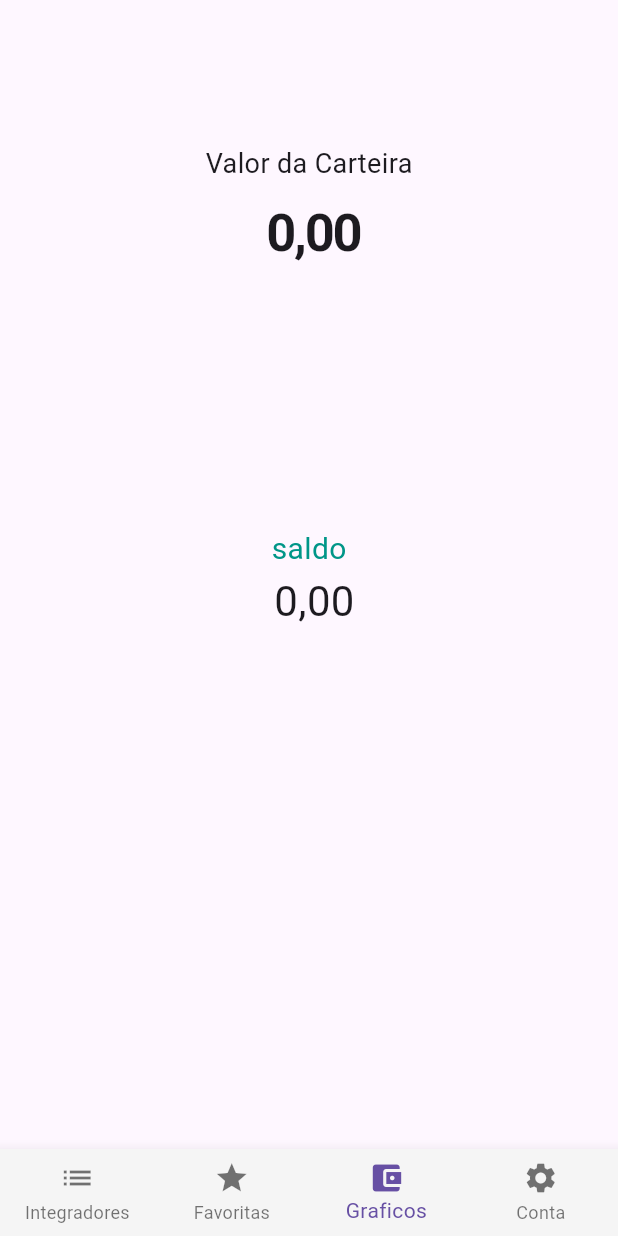
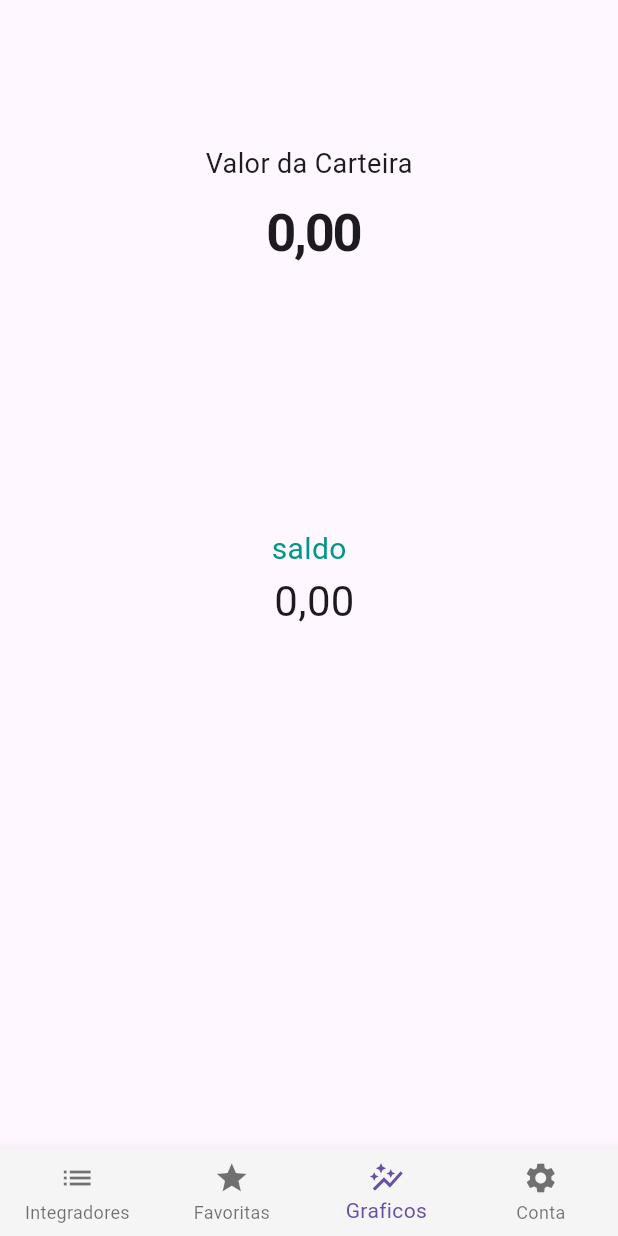
Before and after one commit to devromariolima/SunManager, a Flutter app: the screen it shows once a user with an empty profile is signed in, swiped to page 3, on a phone screen of 412 x 824 dp. Run offline on Flutter 3.47's test engine with Material 3 defaults, Android fonts, the phone set to English and light mode, and no system bars; drawn by our look-alikes of fl_chart; our stand-ins replace camera, cloud_firestore, firebase_auth, firebase_core, image_picker, shared_preferences; accounts and stored records are empty; network calls fail.

Commit message:
Update 'Graphics' tab icon on home page

```diff
--- a/lib/pages/home_page.dart
+++ b/lib/pages/home_page.dart
@@ -48,7 +48,7 @@ class _HomePageState extends State<HomePage> {
               icon: Icon(Icons.list), label: 'Integradores'),
           BottomNavigationBarItem(icon: Icon(Icons.star), label: 'Favoritas'),
           BottomNavigationBarItem(
-              icon: Icon(Icons.account_balance_wallet), label: 'Graficos'),
+              icon: Icon(Icons.auto_graph), label: 'Graficos'),
           BottomNavigationBarItem(icon: Icon(Icons.settings), label: 'Conta'),
         ],
         onTap: (pagina) {
```
